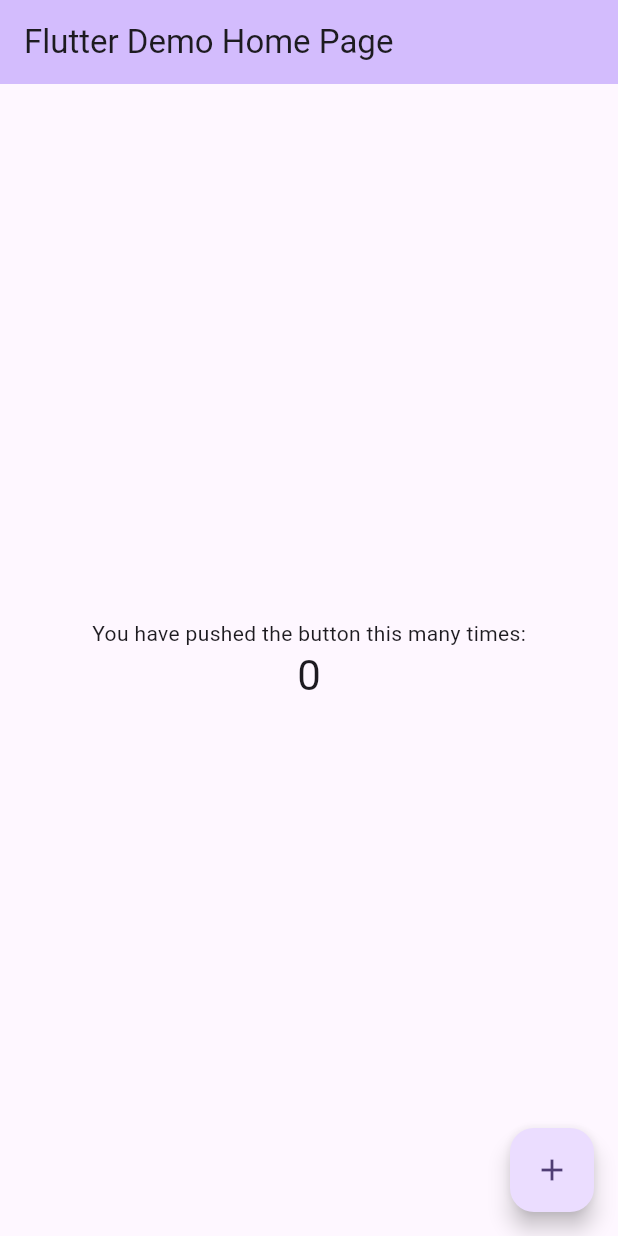
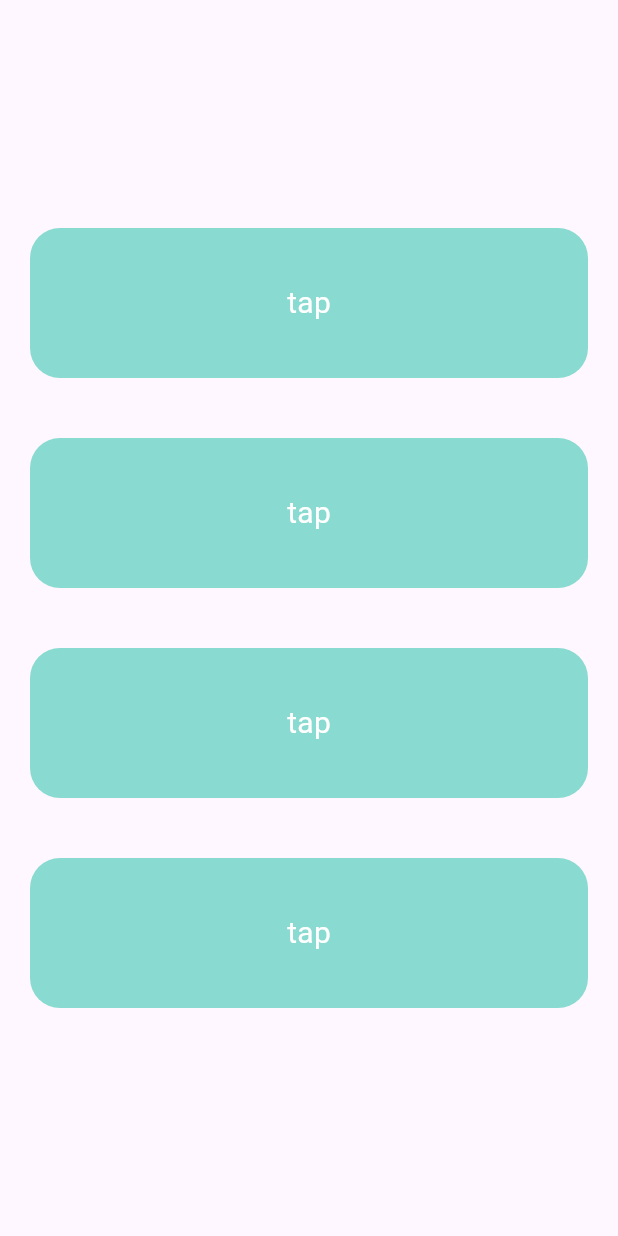
Before and after one commit to ChanakaDev/mastering_getx, a Flutter app: the screen it shows after launch, on a phone screen of 412 x 824 dp. Run offline on Flutter 3.47's test engine with Material 2 defaults, Android fonts, the phone set to English and light mode, and no system bars.

Commit message:
Implemented 4 buttons

```diff
--- a/lib/main.dart
+++ b/lib/main.dart
@@ -1,4 +1,5 @@
 import 'package:flutter/material.dart';
+import 'package:mastering_getx/my_home_page.dart';
 
 void main() {
   runApp(const MyApp());
@@ -15,55 +16,7 @@ class MyApp extends StatelessWidget {
         colorScheme: ColorScheme.fromSeed(seedColor: Colors.deepPurple),
         useMaterial3: true,
       ),
-      home: const MyHomePage(title: 'Flutter Demo Home Page'),
+      home: const MyHomePage(),
     );
   }
 }
-
-class MyHomePage extends StatefulWidget {
-  const MyHomePage({super.key, required this.title});
-
-  final String title;
-
-  @override
-  State<MyHomePage> createState() => _MyHomePageState();
-}
-
-class _MyHomePageState extends State<MyHomePage> {
-  int _counter = 0;
-
-  void _incrementCounter() {
-    setState(() {
-      _counter++;
-    });
-  }
-
-  @override
-  Widget build(BuildContext context) {
-    return Scaffold(
-      appBar: AppBar(
-        backgroundColor: Theme.of(context).colorScheme.inversePrimary,
-        title: Text(widget.title),
-      ),
-      body: Center(
-        child: Column(
-          mainAxisAlignment: MainAxisAlignment.center,
-          children: <Widget>[
-            const Text(
-              'You have pushed the button this many times:',
-            ),
-            Text(
-              '$_counter',
-              style: Theme.of(context).textTheme.headlineMedium,
-            ),
-          ],
-        ),
-      ),
-      floatingActionButton: FloatingActionButton(
-        onPressed: _incrementCounter,
-        tooltip: 'Increment',
-        child: const Icon(Icons.add),
-      ),
-    );
-  }
-}
--- /dev/null
+++ b/lib/my_home_page.dart
@@ -0,0 +1,106 @@
+// ignore_for_file: sized_box_for_whitespace
+
+import 'package:flutter/material.dart';
+
+class MyHomePage extends StatelessWidget {
+  const MyHomePage({super.key});
+
+  @override
+  Widget build(BuildContext context) {
+    return Scaffold(
+      body: Container(
+        width: double.maxFinite,
+        height: double.maxFinite,
+        child: Column(
+          mainAxisAlignment: MainAxisAlignment.center,
+          children: [
+            GestureDetector(
+              onTap: () {},
+              child: Container(
+                margin: const EdgeInsets.all(20),
+                width: double.maxFinite,
+                height: 100,
+                decoration: BoxDecoration(
+                  borderRadius: BorderRadius.circular(20),
+                  color: const Color(0xFF89dad0),
+                ),
+                child: const Center(
+                  child: Text(
+                    "tap",
+                    style: TextStyle(
+                      fontSize: 20,
+                      color: Colors.white,
+                    ),
+                  ),
+                ),
+              ),
+            ),
+            GestureDetector(
+              onTap: () {},
+              child: Container(
+                margin: const EdgeInsets.all(20),
+                width: double.maxFinite,
+                height: 100,
+                decoration: BoxDecoration(
+                  borderRadius: BorderRadius.circular(20),
+                  color: const Color(0xFF89dad0),
+                ),
+                child: const Center(
+                  child: Text(
+                    "tap",
+                    style: TextStyle(
+                      fontSize: 20,
+                      color: Colors.white,
+                    ),
+                  ),
+                ),
+              ),
+            ),
+            GestureDetector(
+              onTap: () {},
+              child: Container(
+                margin: const EdgeInsets.all(20),
+                width: double.maxFinite,
+                height: 100,
+                decoration: BoxDecoration(
+                  borderRadius: BorderRadius.circular(20),
+                  color: const Color(0xFF89dad0),
+                ),
+                child: const Center(
+                  child: Text(
+                    "tap",
+                    style: TextStyle(
+                      fontSize: 20,
+                      color: Colors.white,
+                    ),
+                  ),
+                ),
+              ),
+            ),
+            GestureDetector(
+              onTap: () {},
+              child: Container(
+                margin: const EdgeInsets.all(20),
+                width: double.maxFinite,
+                height: 100,
+                decoration: BoxDecoration(
+                  borderRadius: BorderRadius.circular(20),
+                  color: const Color(0xFF89dad0),
+                ),
+                child: const Center(
+                  child: Text(
+                    "tap",
+                    style: TextStyle(
+                      fontSize: 20,
+                      color: Colors.white,
+                    ),
+                  ),
+                ),
+              ),
+            ),
+          ],
+        ),
+      ),
+    );
+  }
+}
```
